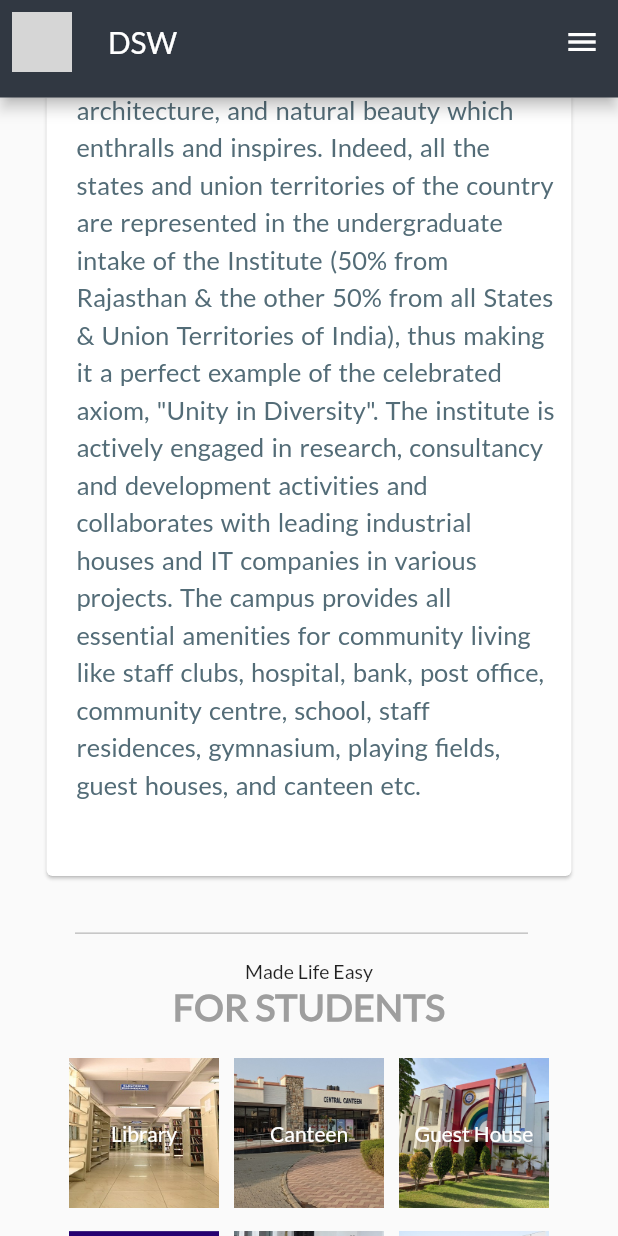
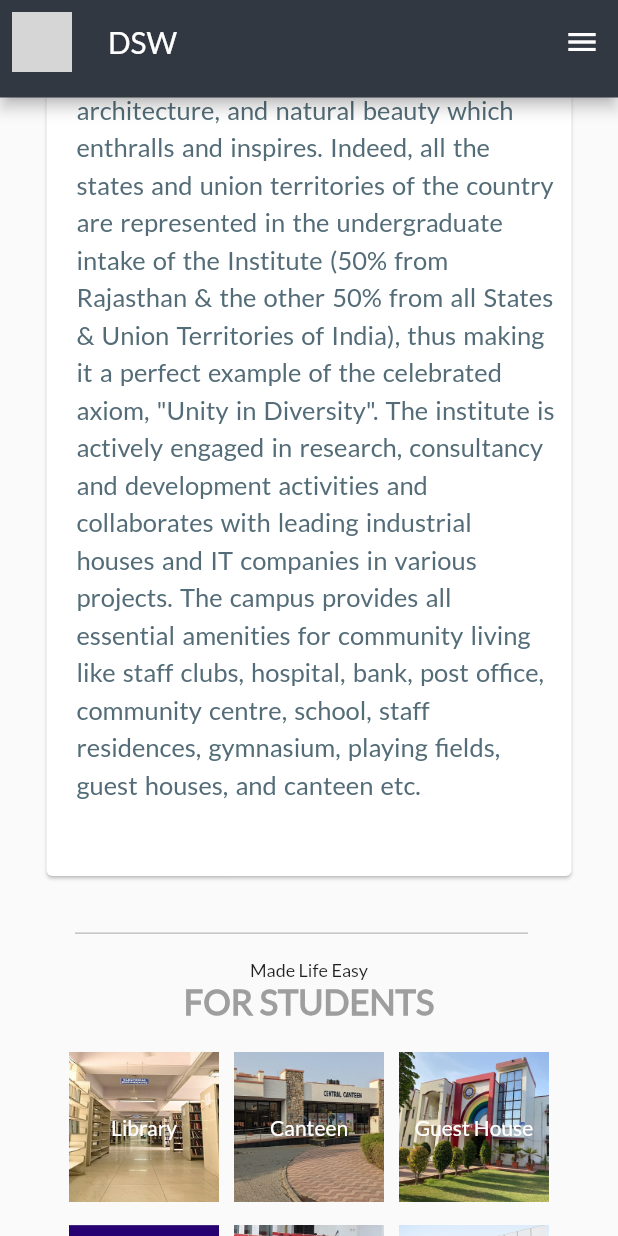
Before and after one commit to MNIT-DSW-APP/DSW-FRONTEND, a Flutter app: the CampusScreen screen opened by its route, scrolled down 576 dp, on a phone screen of 412 x 824 dp. Run offline on Flutter 3.47's test engine with Material 2 defaults, Android fonts, the phone set to English and light mode, and no system bars; our stand-ins replace carousel_slider, file_picker, flutter_lorem, font_awesome_flutter, percent_indicator, youtube_player_flutter; missing offline and left inert: rotated_corner_decoration; grey boxes are pictures that could not be loaded.

```diff
--- a/lib/screens/campus_screen.dart
+++ b/lib/screens/campus_screen.dart
@@ -46,7 +46,7 @@ class _CampusScreenState extends State<CampusScreen> {
       initialVideoId: videoID!,
       flags: const YoutubePlayerFlags(
         hideControls: false,
-        controlsVisibleAtStart: false,
+        controlsVisibleAtStart: true,
         autoPlay: false,
         mute: false,
         isLive: false,
@@ -142,14 +142,14 @@ class _CampusScreenState extends State<CampusScreen> {
             ),
             const Text(
               "Made Life Easy",
-              style: TextStyle(fontSize: 13, fontWeight: FontWeight.w100),
+              style: TextStyle(fontSize: 12, fontWeight: FontWeight.w100),
             ),
             const Padding(
               padding: EdgeInsets.only(bottom: 20.0),
               child: Text(
                 "FOR STUDENTS",
                 style: TextStyle(
-                    fontSize: 25,
+                    fontSize: 23,
                     fontWeight: FontWeight.bold,
                     color: Colors.grey),
               ),
@@ -358,16 +358,18 @@ class _CampusScreenState extends State<CampusScreen> {
             ),
             const Text(
               "From Campus",
-              style: TextStyle(fontSize: 13, fontWeight: FontWeight.w100),
+              style: TextStyle(fontSize: 12, fontWeight: FontWeight.w100),
             ),
             const Text(
               "LATEST CAMPUS TOUR",
               style: TextStyle(
-                  fontSize: 25,
                   fontWeight: FontWeight.bold,
+                  fontSize: 23,
                   color: Colors.grey),
             ),
-            Column(
+            Padding(
+              padding: const EdgeInsets.symmetric(horizontal: 10, vertical: 10),
+              child: Column(
                   mainAxisSize: MainAxisSize.min,
                   crossAxisAlignment: CrossAxisAlignment.start,
                   children: [
@@ -383,6 +385,7 @@ class _CampusScreenState extends State<CampusScreen> {
                       ],
                     ),
                   ]),
+            ),
           ]),
         ),
       ),
--- a/lib/screens/landing_screen.dart
+++ b/lib/screens/landing_screen.dart
@@ -9,7 +9,6 @@ import 'package:dswapp/widgets/navigation_drawer.dart';
 import 'package:dswapp/widgets/tasks_card.dart';
 import 'package:flutter/material.dart';
 import '../constants/global_variables.dart';
-import '../widgets/upcoming_events_slider.dart';
 
 class LandingScreen extends StatelessWidget {
   const LandingScreen({Key? key}) : super(key: key);
```
Also changed, not shown: lib/screens/user/register_complaint_screen.dart (+5 -3 lines), lib/screens/user/register_lost_and_found.dart (+41 -12 lines), lib/widgets/footer.dart (+43 -8 lines), lib/assets/images/upload_image.jpg (added). Lines whose indentation alone changed are shown as unchanged.
